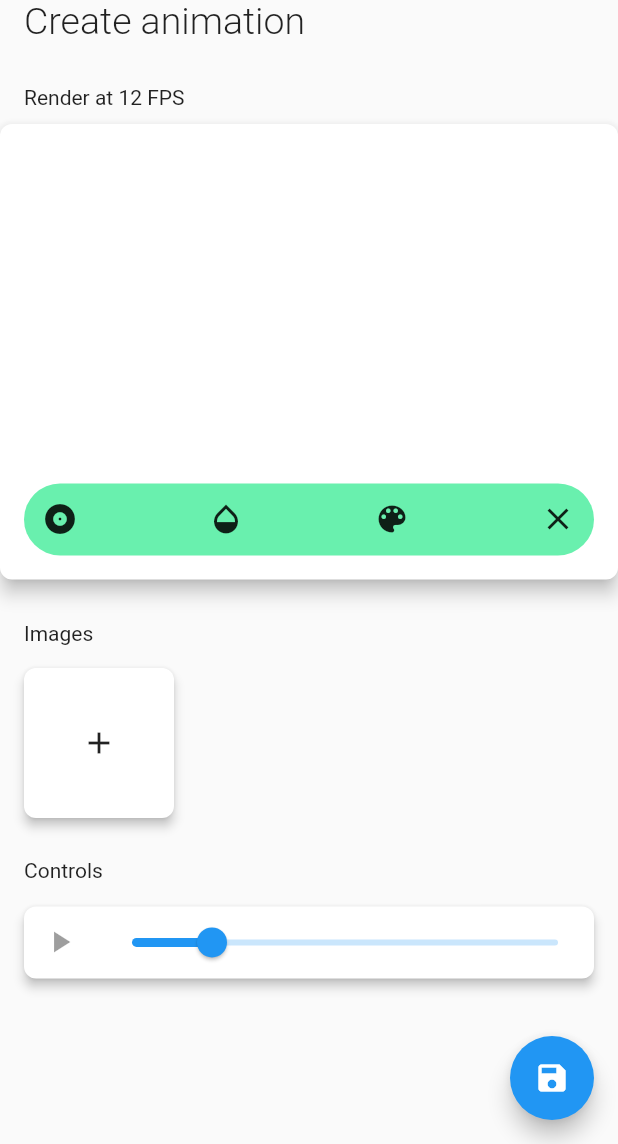
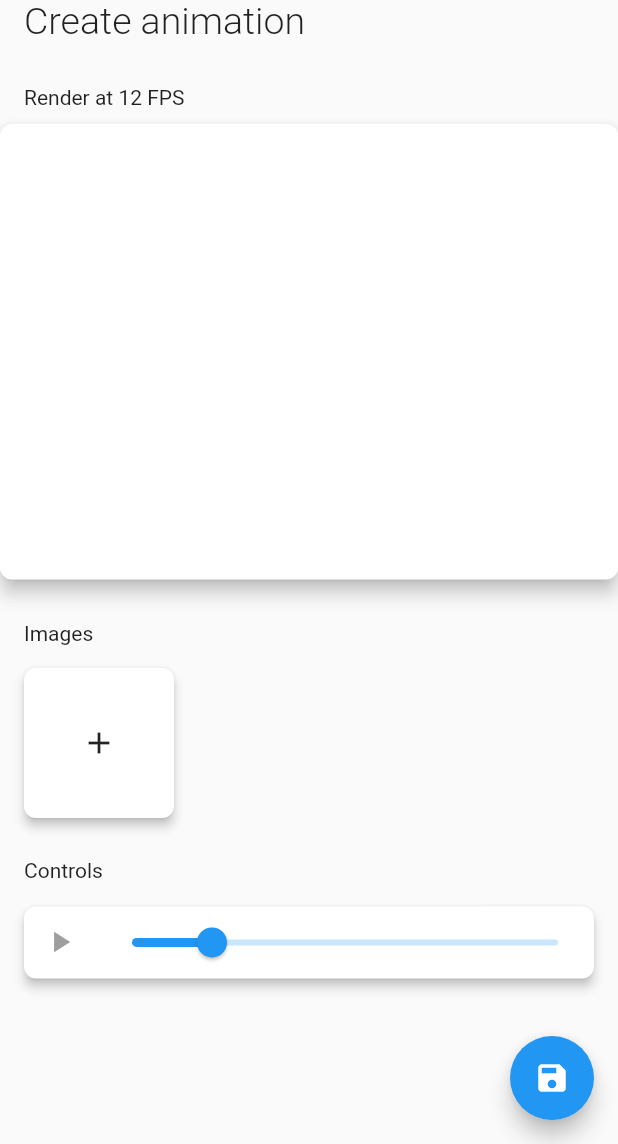
Before and after one commit to Pyozer/FlipArt, a Flutter app: the screen it shows after launch, after a tap on the "add" icon, on a phone screen of 412 x 824 dp, the part 92-1236 px from its top. Run offline on Flutter 3.47's test engine with Material 2 defaults, Android fonts, the phone set to English and light mode, and no system bars; our stand-ins replace flutter_colorpicker; network calls fail.

Commit message:
Create models and continue animation screen creation

```diff
--- /dev/null
+++ b/lib/models/drawing_point.dart
@@ -0,0 +1,8 @@
+import 'package:flutter/material.dart';
+
+class DrawingPoint {
+  Paint paint;
+  Offset point;
+
+  DrawingPoint({this.point, this.paint});
+}
--- /dev/null
+++ b/lib/models/frame.dart
@@ -0,0 +1,7 @@
+import 'package:flipart/models/drawing_point.dart';
+
+class Frame {
+  List<DrawingPoint> points;
+
+  Frame([this.points = const []]);
+}
--- a/lib/screens/create_animation.dart
+++ b/lib/screens/create_animation.dart
@@ -1,7 +1,8 @@
 import 'dart:io';
 
-import 'package:flipart/screens/draw_screen.dart';
+import 'package:flipart/models/frame.dart';
 import 'package:flipart/widgets/draw_container.dart';
+import 'package:flipart/widgets/draw_painter.dart';
 import 'package:flipart/widgets/flipart_title.dart';
 import 'package:flipart/widgets/rounded_card.dart';
 import 'package:flipart/widgets/rounded_image.dart';
@@ -16,31 +17,34 @@ class CreateAnimationScreen extends StatefulWidget {
 }
 
 class _CreateAnimationScreenState extends State<CreateAnimationScreen> {
-  List<File> _images = <File>[];
-  int _currentRenderIndex;
+  List<Frame> _frames = <Frame>[];
+
+  int _currentRenderIndex = 0;
   bool _isPlay = false;
   int _fps = 12;
 
   Future<void> addNewImage() async {
-    final image = await Navigator.of(context).push(MaterialPageRoute(
-      builder: (_) => DrawScreen(),
-      fullscreenDialog: true,
-    ));
-  }
-
-  void removeImage(File image) {
     setState(() {
-      _images.remove(image);
-      _currentRenderIndex = _images.isNotEmpty ? 0 : null;
+      _frames.add(Frame());
+      _currentRenderIndex = _frames.length - 1;
     });
   }
 
-  void selectFrame(File image) {
-    setState(() => _currentRenderIndex = _images.indexOf(image));
+  void removeFrame(Frame frame) {
+    setState(() {
+      _frames.remove(frame);
+      if (_frames.isEmpty)
+        _frames.add(Frame());
+      _currentRenderIndex = 0;
+    });
+  }
+
+  void selectFrame(Frame frame) {
+    setState(() => _currentRenderIndex = _frames.indexOf(frame));
   }
 
   void _playRender() async {
-    if (_images.isEmpty) return;
+    if (_frames.isEmpty) return;
 
     _isPlay = true;
     _currentRenderIndex = 0;
@@ -48,7 +52,7 @@ class _CreateAnimationScreenState extends State<CreateAnimationScreen> {
     await Future.doWhile(() async {
       if (!_isPlay || !mounted) return false;
 
-      setState(() => _currentRenderIndex %= _images.length);
+      setState(() => _currentRenderIndex %= _frames.length);
       await Future.delayed(Duration(milliseconds: 1000 ~/ _fps)); // 12FPS
       _currentRenderIndex++;
       return true;
@@ -85,7 +89,14 @@ class _CreateAnimationScreenState extends State<CreateAnimationScreen> {
                 margin: const EdgeInsets.fromLTRB(0.0, 10.0, 0.0, 16.0),
                 child: Container(
                   height: size.width,
-                  child: DrawContainer(),
+                  child: _frames.length > 0 && _currentRenderIndex != null
+                      ? DrawContainer(
+                          onChange: (frame) {
+                            setState(
+                                () => _frames[_currentRenderIndex] = frame);
+                          },
+                        )
+                      : null,
                 ),
               ),
             ),
@@ -96,23 +107,23 @@ class _CreateAnimationScreenState extends State<CreateAnimationScreen> {
                 padding: const EdgeInsets.symmetric(horizontal: 16.0),
                 scrollDirection: Axis.horizontal,
                 children: [
-                  ..._images.map(
-                    (image) => Center(
+                  ..._frames.map(
+                    (frame) => Center(
                       child: SizedBox.fromSize(
                         size: Size.square(50),
                         child: RoundedCard(
                           margin: const EdgeInsets.only(right: 8.0),
-                          onLongPress: () => removeImage(image),
-                          onPress: () => selectFrame(image),
+                          onLongPress: () => removeFrame(frame),
+                          onPress: () => selectFrame(frame),
                           child: Stack(
                             alignment: Alignment.center,
                             children: [
                               RoundedWidget(
-                                child: Image.file(
-                                  image,
-                                  height: 50.0,
-                                  width: 50.0,
-                                  fit: BoxFit.cover,
+                                child: CustomPaint(
+                                  size: Size.infinite,
+                                  painter: DrawingPainter(
+                                    frame: frame,
+                                  ),
                                 ),
                               ),
                               ShadowIcon(
@@ -129,7 +140,7 @@ class _CreateAnimationScreenState extends State<CreateAnimationScreen> {
                     child: RoundedCard(
                       margin: EdgeInsets.zero,
                       child: SizedBox.fromSize(
-                        size: Size.square(100.0),
+                        size: const Size.square(100.0),
                         child: IconButton(
                           icon: const Icon(Icons.add),
                           onPressed: addNewImage,
@@ -149,11 +160,11 @@ class _CreateAnimationScreenState extends State<CreateAnimationScreen> {
                     _isPlay
                         ? IconButton(
                             icon: const Icon(Icons.pause),
-                            onPressed: _images.isNotEmpty ? _stopRender : null,
+                            onPressed: _frames.isNotEmpty ? _stopRender : null,
                           )
                         : IconButton(
                             icon: const Icon(Icons.play_arrow),
-                            onPressed: _images.isNotEmpty ? _playRender : null,
+                            onPressed: _frames.isNotEmpty ? _playRender : null,
                           ),
                     Expanded(
                       child: Slider(
--- a/lib/widgets/draw_container.dart
+++ b/lib/widgets/draw_container.dart
@@ -1,17 +1,18 @@
 import 'dart:ui';
 
+import 'package:flipart/models/drawing_point.dart';
+import 'package:flipart/models/frame.dart';
+import 'package:flipart/widgets/draw_painter.dart';
 import 'package:flutter/material.dart';
 import 'package:flutter_colorpicker/flutter_colorpicker.dart';
-
-class DrawingPoints {
-  Paint paint;
-  Offset points;
-  DrawingPoints({this.points, this.paint});
-}
 
 enum SelectedMode { StrokeWidth, Opacity, Color }
 
 class DrawContainer extends StatefulWidget {
+  final ValueChanged<Frame> onChange;
+
+  const DrawContainer({Key key, @required this.onChange}) : super(key: key);
+
   @override
   _DrawState createState() => _DrawState();
 }
@@ -21,7 +22,7 @@ class _DrawState extends State<DrawContainer> {
   double _opacity = 1.0;
   double _strokeWidth = 3.0;
 
-  List<DrawingPoints> _points = List();
+  Frame frame = Frame([]);
 
   Color _pickerColor = Colors.black;
   bool _showBottomList = false;
@@ -38,8 +39,8 @@ class _DrawState extends State<DrawContainer> {
   void onDraw(Offset globalPosition) {
     setState(() {
       RenderBox renderBox = context.findRenderObject();
-      _points.add(DrawingPoints(
-        points: renderBox.globalToLocal(globalPosition),
+      frame.points.add(DrawingPoint(
+        point: renderBox.globalToLocal(globalPosition),
         paint: Paint()
           ..strokeCap = StrokeCap.round
           ..color = _selectedColor.withOpacity(_opacity)
@@ -47,6 +48,7 @@ class _DrawState extends State<DrawContainer> {
           ..strokeWidth = _strokeWidth,
       ));
     });
+    widget.onChange(frame);
   }
 
   void onTabSelect(SelectedMode tabMode) {
@@ -63,10 +65,10 @@ class _DrawState extends State<DrawContainer> {
         ClipRect(
           child: GestureDetector(
             onPanUpdate: (details) => onDraw(details.globalPosition),
-            onPanEnd: (_) => setState(() => _points.add(null)),
+            onPanEnd: (_) => setState(() => frame.points.add(null)),
             child: CustomPaint(
               size: Size.infinite,
-              painter: DrawingPainter(pointsList: _points),
+              painter: DrawingPainter(frame: frame),
             ),
           ),
         ),
@@ -103,7 +105,7 @@ class _DrawState extends State<DrawContainer> {
                       onPressed: () {
                         setState(() {
                           _showBottomList = false;
-                          _points.clear();
+                          frame.points.clear();
                         });
                       },
                     ),
@@ -213,25 +215,3 @@ class _DrawState extends State<DrawContainer> {
     );
   }
 }
-
-class DrawingPainter extends CustomPainter {
-  final List<DrawingPoints> pointsList;
-
-  const DrawingPainter({this.pointsList});
-
-  @override
-  void paint(Canvas canvas, Size size) {
-    for (int i = 0; i < pointsList.length - 1; i++) {
-      if (pointsList[i] != null && pointsList[i + 1] != null) {
-        canvas.drawLine(
-          pointsList[i].points,
-          pointsList[i + 1].points,
-          pointsList[i].paint,
-        );
-      }
-    }
-  }
-
-  @override
-  bool shouldRepaint(DrawingPainter oldDelegate) => true;
-}
--- /dev/null
+++ b/lib/widgets/draw_painter.dart
@@ -0,0 +1,24 @@
+import 'package:flipart/models/frame.dart';
+import 'package:flutter/material.dart';
+
+class DrawingPainter extends CustomPainter {
+  final Frame frame;
+
+  const DrawingPainter({this.frame});
+
+  @override
+  void paint(Canvas canvas, Size size) {
+    for (int i = 0; i < frame.points.length - 1; i++) {
+      if (frame.points[i] != null && frame.points[i + 1] != null) {
+        canvas.drawLine(
+          frame.points[i].point,
+          frame.points[i + 1].point,
+          frame.points[i].paint,
+        );
+      }
+    }
+  }
+
+  @override
+  bool shouldRepaint(DrawingPainter oldDelegate) => true;
+}
```
